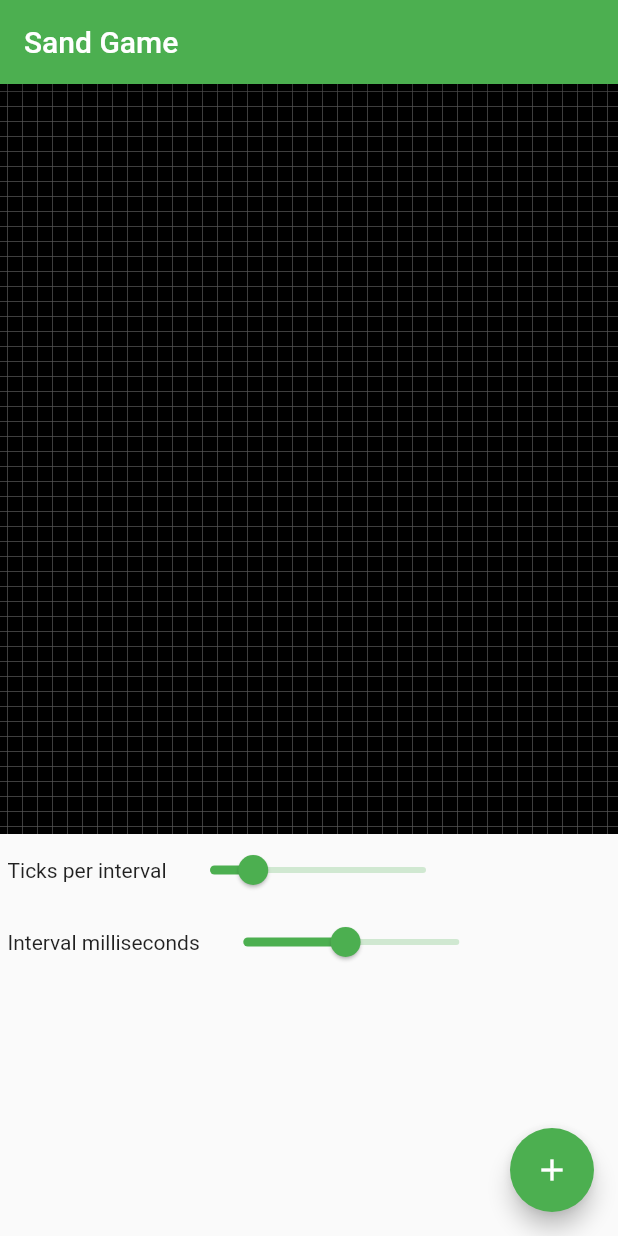
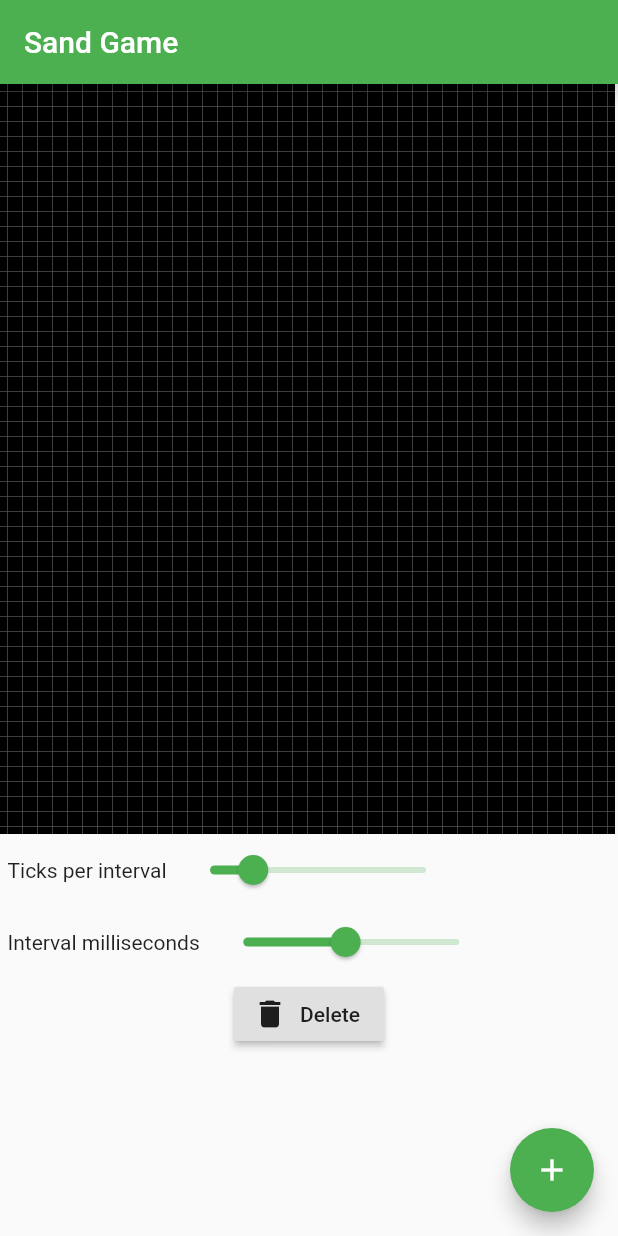
Before and after one commit to almejo/flutter-sand-game, a Flutter app: the screen it shows after launch, on a phone screen of 412 x 824 dp. Run offline on Flutter 3.47's test engine with Material 2 defaults, Android fonts, the light colour scheme and no system bars.

Commit message:
add clear button. add resize of canvas

```diff
--- a/lib/main.dart
+++ b/lib/main.dart
@@ -41,7 +41,16 @@ class _MyHomePageState extends State<MyHomePage> {
       appBar: AppBar(
         title: Text(widget.title),
       ),
-      body: ListView(children: [SandCanvas(material: _type)]),
+      body: ListView(children: [
+        LayoutBuilder(
+            builder: (BuildContext context, BoxConstraints constraints) {
+          return SandCanvas(
+            material: _type,
+            width: constraints.maxWidth,
+            height: constraints.maxHeight,
+          );
+        })
+      ]),
       floatingActionButton: FloatingActionButton(
         onPressed: () async {
           await askMaterial(context);
--- a/lib/sand_canvas.dart
+++ b/lib/sand_canvas.dart
@@ -6,22 +6,26 @@ import 'package:sand_game/simulator.dart';
 class SandCanvas extends StatefulWidget {
   final CellType material;
 
-  SandCanvas({this.material});
+  final double width;
+
+  final double height;
+
+  SandCanvas({this.material, this.width, this.height});
 
   @override
   _SandCanvasState createState() => _SandCanvasState();
 }
 
 class _SandCanvasState extends State<SandCanvas> {
-  Simulator simulator = Simulator(100, 100);
-  Timer timer;
+  Simulator _simulator = new Simulator(100, 100);
+  Timer _timer;
   var _ticks = 10000;
   var _milliseconds = 50;
 
   @override
   void initState() {
-    timer = Timer.periodic(Duration(milliseconds: _milliseconds), (timer) {
-      simulator.tick(_ticks);
+    _timer = Timer.periodic(Duration(milliseconds: _milliseconds), (timer) {
+      _simulator.tick(_ticks);
       setState(() {});
     });
 
@@ -30,22 +34,23 @@ class _SandCanvasState extends State<SandCanvas> {
 
   @override
   void dispose() {
-    timer?.cancel();
+    _timer?.cancel();
     super.dispose();
   }
 
   @override
   Widget build(BuildContext context) {
+    _simulator.resizeWidth(widget.width ~/ 5.0);
     return Column(children: [
       GestureDetector(
           onVerticalDragStart: (details) => setMaterial(details),
           onHorizontalDragUpdate: (details) => setMaterial(details),
           onTapDown: (details) => setMaterial(details),
           child: Container(
-              width: 500,
+              width: widget.width,
               height: 500,
               child: CustomPaint(
-                painter: MyPainter(simulator: simulator),
+                painter: SandPainter(simulator: _simulator),
                 child: Container(),
               ))),
       Row(children: [
@@ -79,36 +84,70 @@ class _SandCanvasState extends State<SandCanvas> {
           value: _milliseconds.toDouble(),
           onChanged: (value) {
             _milliseconds = value.toInt();
-            timer.cancel();
-            timer = Timer.periodic(
+            _timer.cancel();
+            _timer = Timer.periodic(
                 Duration(milliseconds: _milliseconds.toInt()), (timer) {
-              simulator.tick(_ticks);
+              _simulator.tick(_ticks);
               setState(() {});
             });
           },
-        )
+        ),
       ]),
+      RaisedButton.icon(
+          onPressed: _showClearDialog,
+          icon: Icon(Icons.delete),
+          label: Text('Delete'))
     ]);
   }
 
   void setMaterial(details) {
-    simulator.setMaterial(details.localPosition.dx ~/ 5,
+    _simulator.setMaterial(details.localPosition.dx ~/ 5,
         details.localPosition.dy ~/ 5, widget.material);
-    simulator.setMaterial(details.localPosition.dx ~/ 5 + 1,
+    _simulator.setMaterial(details.localPosition.dx ~/ 5 + 1,
         details.localPosition.dy ~/ 5, widget.material);
-    simulator.setMaterial(details.localPosition.dx ~/ 5,
+    _simulator.setMaterial(details.localPosition.dx ~/ 5,
         details.localPosition.dy ~/ 5 + 1, widget.material);
-    simulator.setMaterial(details.localPosition.dx ~/ 5 - 1,
+    _simulator.setMaterial(details.localPosition.dx ~/ 5 - 1,
         details.localPosition.dy ~/ 5, widget.material);
-    simulator.setMaterial(details.localPosition.dx ~/ 5,
+    _simulator.setMaterial(details.localPosition.dx ~/ 5,
         details.localPosition.dy ~/ 5 - 1, widget.material);
+  }
+
+  void _showClearDialog() {
+    showDialog(
+      context: context,
+      builder: (BuildContext context) {
+        // return object of type Dialog
+        return AlertDialog(
+          title: new Text("Clear all"),
+          content:
+              new Text("Are you sure you want to clear the board? This cannot be undone"),
+          actions: <Widget>[
+            // usually buttons at the bottom of the dialog
+            new FlatButton(
+              child: new Text("Cancel"),
+              onPressed: () {
+                Navigator.of(context).pop();
+              },
+            ),
+            new FlatButton(
+              child: new Text("Ok"),
+              onPressed: () {
+                _simulator.clear();
+                Navigator.of(context).pop();
+              },
+            )
+          ],
+        );
+      },
+    );
   }
 }
 
-class MyPainter extends CustomPainter {
+class SandPainter extends CustomPainter {
   Simulator simulator;
 
-  MyPainter({this.simulator});
+  SandPainter({this.simulator});
 
   @override
   bool shouldRepaint(CustomPainter old) {
--- a/lib/simulator.dart
+++ b/lib/simulator.dart
@@ -255,10 +255,7 @@ class Simulator {
   }
 
   bool test(int x, int y, CellType material) {
-    if (x >= width || x < 0 || y >= height || y < 0) {
-      return false;
-    }
-    return _board[x][y] == material;
+    return inBounds(x, y) && _board[x][y] == material;
   }
 
   bool inBounds(int x, int y) {
@@ -313,4 +310,18 @@ class Simulator {
   bool testWater(int x, int y) {
     return test(x, y, CellType.WATER) || test(x, y, CellType.WATER_GENERATOR);
   }
+
+  void resizeWidth(int newWidth) {
+    if (this.width == newWidth) {
+      return;
+    }
+    print("resizing to $newWidth");
+    this.width = newWidth;
+    clear();
+  }
+
+  clear() {
+    _board = List.generate(
+        this.width, (i) => List.generate(this.height, (j) => CellType.NONE));
+  }
 }
```
